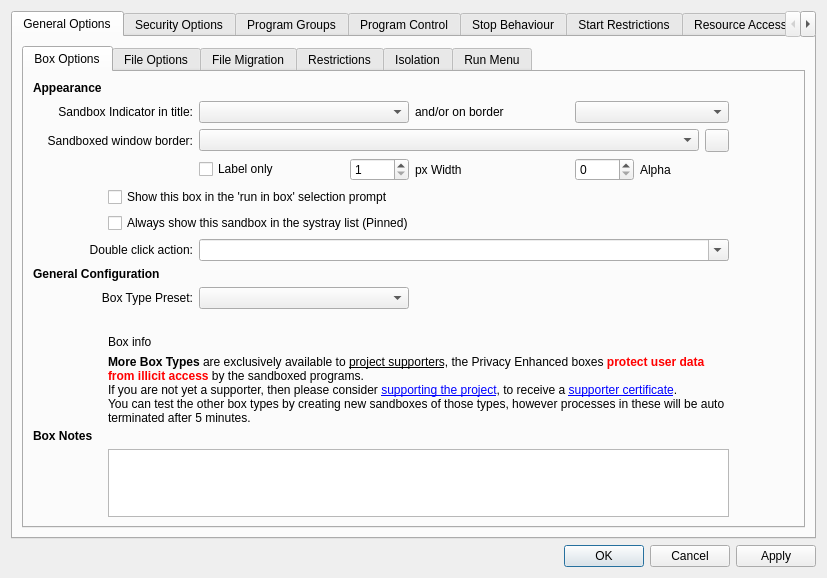
The window that SandboxiePlus/SandMan/Forms/OptionsWindow.ui (sandboxie-plus/Sandboxie) describes before a commit, drawn with Qt 5.
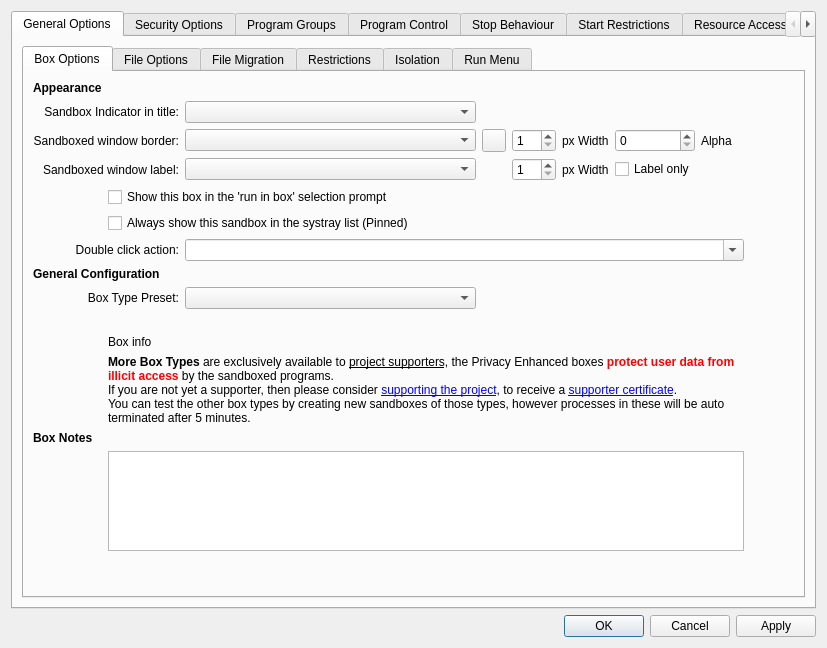
The same window after the commit. The open tabs and pages were chosen to show the change.

Commit message: Add label width and taskbar exclusion for borders

```diff
--- a/SandboxiePlus/SandMan/Forms/OptionsWindow.ui
+++ b/SandboxiePlus/SandMan/Forms/OptionsWindow.ui
@@ -7,7 +7,7 @@
     <x>0</x>
     <y>0</y>
     <width>818</width>
-    <height>578</height>
+    <height>648</height>
    </rect>
   </property>
   <property name="sizePolicy">
@@ -64,14 +64,112 @@
             <layout class="QGridLayout" name="gridLayout_27">
              <item row="0" column="0">
               <layout class="QGridLayout" name="gridLayout_8">
-               <item row="2" column="10">
+               <item row="1" column="16">
+                <widget class="QLabel" name="label_77">
+                 <property name="text">
+                  <string/>
+                 </property>
+                </widget>
+               </item>
+               <item row="8" column="0" colspan="3">
+                <widget class="QLabel" name="label_57">
+                 <property name="text">
+                  <string>Box Type Preset:</string>
+                 </property>
+                 <property name="alignment">
+                  <set>Qt::AlignmentFlag::AlignRight|Qt::AlignmentFlag::AlignTrailing|Qt::AlignmentFlag::AlignVCenter</set>
+                 </property>
+                 <property name="buddy">
+                  <cstring>cmbBoxType</cstring>
+                 </property>
+                </widget>
+               </item>
+               <item row="11" column="1" colspan="13">
+                <widget class="QLabel" name="lblSupportCert">
+                 <property name="text">
+                  <string>&lt;b&gt;More Box Types&lt;/b&gt; are exclusively available to &lt;u&gt;project supporters&lt;/u&gt;, the Privacy Enhanced boxes &lt;b&gt;&lt;font color='red'&gt;protect user data from illicit access&lt;/font&gt;&lt;/b&gt; by the sandboxed programs.&lt;br /&gt;If you are not yet a supporter, then please consider &lt;a href=&quot;https://sandboxie-plus.com/go.php?to=sbie-get-cert&quot;&gt;supporting the project&lt;/a&gt;, to receive a &lt;a href=&quot;https://sandboxie-plus.com/go.php?to=sbie-cert&quot;&gt;supporter certificate&lt;/a&gt;.&lt;br /&gt;You can test the other box types by creating new sandboxes of those types, however processes in these will be auto terminated after 5 minutes.</string>
+                 </property>
+                 <property name="textFormat">
+                  <enum>Qt::TextFormat::RichText</enum>
+                 </property>
+                 <property name="wordWrap">
+                  <bool>true</bool>
+                 </property>
+                 <property name="openExternalLinks">
+                  <bool>true</bool>
+                 </property>
+                </widget>
+               </item>
+               <item row="0" column="1">
+                <widget class="QLabel" name="label_30">
+                 <property name="sizePolicy">
+                  <sizepolicy hsizetype="Minimum" vsizetype="Minimum">
+                   <horstretch>0</horstretch>
+                   <verstretch>0</verstretch>
+                  </sizepolicy>
+                 </property>
+                 <property name="maximumSize">
+                  <size>
+                   <width>16</width>
+                   <height>16777215</height>
+                  </size>
+                 </property>
+                 <property name="text">
+                  <string/>
+                 </property>
+                </widget>
+               </item>
+               <item row="3" column="3" colspan="6">
+                <widget class="QComboBox" name="cmbBoxBorderText"/>
+               </item>
+               <item row="14" column="2" colspan="5">
+                <spacer name="horizontalSpacer_2">
+                 <property name="orientation">
+                  <enum>Qt::Orientation::Horizontal</enum>
+                 </property>
+                 <property name="sizeHint" stdset="0">
+                  <size>
+                   <width>40</width>
+                   <height>0</height>
+                  </size>
+                 </property>
+                </spacer>
+               </item>
+               <item row="13" column="1" colspan="13">
+                <widget class="QPlainTextEdit" name="txtNotes">
+                 <property name="maximumSize">
+                  <size>
+                   <width>16777215</width>
+                   <height>100</height>
+                  </size>
+                 </property>
+                </widget>
+               </item>
+               <item row="3" column="0" colspan="3">
+                <widget class="QLabel" name="label_76">
+                 <property name="text">
+                  <string>Sandboxed window label:</string>
+                 </property>
+                 <property name="alignment">
+                  <set>Qt::AlignmentFlag::AlignRight|Qt::AlignmentFlag::AlignTrailing|Qt::AlignmentFlag::AlignVCenter</set>
+                 </property>
+                </widget>
+               </item>
+               <item row="4" column="1" colspan="13">
+                <widget class="QCheckBox" name="chkShowForRun">
+                 <property name="text">
+                  <string>Show this box in the 'run in box' selection prompt</string>
+                 </property>
+                </widget>
+               </item>
+               <item row="2" column="9">
                 <widget class="QToolButton" name="btnBorderColor">
                  <property name="text">
                   <string/>
                  </property>
                 </widget>
                </item>
-               <item row="3" column="6">
+               <item row="2" column="11">
                 <widget class="QLabel" name="label_14">
                  <property name="text">
                   <string>px Width</string>
@@ -84,18 +182,9 @@
                  </property>
                 </widget>
                </item>
-               <item row="11" column="1" colspan="10">
-                <widget class="QLabel" name="lblSupportCert">
-                 <property name="text">
-                  <string>&lt;b&gt;More Box Types&lt;/b&gt; are exclusively available to &lt;u&gt;project supporters&lt;/u&gt;, the Privacy Enhanced boxes &lt;b&gt;&lt;font color='red'&gt;protect user data from illicit access&lt;/font&gt;&lt;/b&gt; by the sandboxed programs.&lt;br /&gt;If you are not yet a supporter, then please consider &lt;a href=&quot;https://sandboxie-plus.com/go.php?to=sbie-get-cert&quot;&gt;supporting the project&lt;/a&gt;, to receive a &lt;a href=&quot;https://sandboxie-plus.com/go.php?to=sbie-cert&quot;&gt;supporter certificate&lt;/a&gt;.&lt;br /&gt;You can test the other box types by creating new sandboxes of those types, however processes in these will be auto terminated after 5 minutes.</string>
-                 </property>
-                 <property name="textFormat">
-                  <enum>Qt::TextFormat::RichText</enum>
-                 </property>
-                 <property name="wordWrap">
-                  <bool>true</bool>
-                 </property>
-                 <property name="openExternalLinks">
+               <item row="6" column="3" colspan="11">
+                <widget class="QComboBox" name="cmbDblClick">
+                 <property name="editable">
                   <bool>true</bool>
                  </property>
                 </widget>
@@ -113,82 +202,17 @@
                  </property>
                 </widget>
                </item>
-               <item row="10" column="1" colspan="10">
-                <widget class="QLabel" name="lblBoxInfo">
-                 <property name="text">
-                  <string>Box info</string>
-                 </property>
-                 <property name="textFormat">
-                  <enum>Qt::TextFormat::AutoText</enum>
-                 </property>
-                 <property name="wordWrap">
-                  <bool>true</bool>
-                 </property>
-                 <property name="openExternalLinks">
-                  <bool>true</bool>
-                 </property>
-                </widget>
-               </item>
-               <item row="3" column="4">
-                <spacer name="horizontalSpacer_26">
-                 <property name="orientation">
-                  <enum>Qt::Orientation::Horizontal</enum>
-                 </property>
-                 <property name="sizeType">
-                  <enum>QSizePolicy::Policy::Minimum</enum>
-                 </property>
-                 <property name="sizeHint" stdset="0">
-                  <size>
-                   <width>40</width>
-                   <height>20</height>
-                  </size>
-                 </property>
-                </spacer>
-               </item>
-               <item row="6" column="3" colspan="8">
-                <widget class="QComboBox" name="cmbDblClick">
-                 <property name="editable">
-                  <bool>true</bool>
-                 </property>
-                </widget>
-               </item>
-               <item row="0" column="0">
-                <widget class="QLabel" name="lblAppearance">
-                 <property name="font">
-                  <font>
-                   <bold>true</bold>
-                   <kerning>true</kerning>
-                  </font>
-                 </property>
-                 <property name="text">
-                  <string>Appearance</string>
-                 </property>
-                </widget>
-               </item>
-               <item row="3" column="5">
-                <widget class="QSpinBox" name="spinBorderWidth">
-                 <property name="minimum">
-                  <number>1</number>
-                 </property>
-                 <property name="maximum">
-                  <number>10</number>
-                 </property>
-                 <property name="value">
-                  <number>1</number>
-                 </property>
-                </widget>
-               </item>
-               <item row="5" column="1" colspan="10">
+               <item row="5" column="1" colspan="13">
                 <widget class="QCheckBox" name="chkPinToTray">
                  <property name="text">
                   <string>Always show this sandbox in the systray list (Pinned)</string>
                  </property>
                 </widget>
                </item>
-               <item row="1" column="11">
-                <widget class="QLabel" name="label_77">
+               <item row="3" column="11">
+                <widget class="QLabel" name="label_78">
                  <property name="text">
-                  <string/>
+                  <string>px Width</string>
                  </property>
                 </widget>
                </item>
@@ -218,19 +242,45 @@
                  </property>
                 </widget>
                </item>
-               <item row="1" column="3" colspan="3">
+               <item row="2" column="10">
+                <widget class="QSpinBox" name="spinBorderWidth">
+                 <property name="minimum">
+                  <number>1</number>
+                 </property>
+                 <property name="maximum">
+                  <number>10</number>
+                 </property>
+                </widget>
+               </item>
+               <item row="0" column="0">
+                <widget class="QLabel" name="lblAppearance">
+                 <property name="font">
+                  <font>
+                   <bold>true</bold>
+                   <kerning>true</kerning>
+                  </font>
+                 </property>
+                 <property name="text">
+                  <string>Appearance</string>
+                 </property>
+                </widget>
+               </item>
+               <item row="1" column="0" colspan="3">
+                <widget class="QLabel" name="label_20">
+                 <property name="text">
+                  <string>Sandbox Indicator in title:</string>
+                 </property>
+                 <property name="alignment">
+                  <set>Qt::AlignmentFlag::AlignRight|Qt::AlignmentFlag::AlignTrailing|Qt::AlignmentFlag::AlignVCenter</set>
+                 </property>
+                 <property name="buddy">
+                  <cstring>cmbBoxIndicator</cstring>
+                 </property>
+                </widget>
+               </item>
+               <item row="1" column="3" colspan="6">
                 <widget class="QComboBox" name="cmbBoxIndicator"/>
                </item>
-               <item row="1" column="6">
-                <widget class="QLabel" name="label_76">
-                 <property name="text">
-                  <string>and/or on border</string>
-                 </property>
-                </widget>
-               </item>
-               <item row="1" column="8" colspan="3">
-                <widget class="QComboBox" name="cmbBoxBorderText"/>
-               </item>
                <item row="6" column="0" colspan="3">
                 <widget class="QLabel" name="label_70">
                  <property name="text">
@@ -244,13 +294,46 @@
                  </property>
                 </widget>
                </item>
-               <item row="3" column="8">
+               <item row="2" column="12">
                 <widget class="QSpinBox" name="spinBorderAlpha">
                  <property name="maximum">
                   <number>255</number>
                  </property>
                 </widget>
                </item>
+               <item row="2" column="13">
+                <widget class="QLabel" name="label_75">
+                 <property name="text">
+                  <string>Alpha</string>
+                 </property>
+                 <property name="buddy">
+                  <cstring>spinBorderAlpha</cstring>
+                 </property>
+                </widget>
+               </item>
+               <item row="3" column="10">
+                <widget class="QSpinBox" name="spinLabelWidth">
+                 <property name="minimum">
+                  <number>1</number>
+                 </property>
+                 <property name="maximum">
+                  <number>20</number>
+                 </property>
+                </widget>
+               </item>
+               <item row="14" column="1">
+                <spacer name="verticalSpacer_17">
+                 <property name="orientation">
+                  <enum>Qt::Orientation::Vertical</enum>
+                 </property>
+                 <property name="sizeHint" stdset="0">
+                  <size>
+                   <width>20</width>
+                   <height>0</height>
+                  </size>
+                 </property>
+                </spacer>
+               </item>
                <item row="7" column="0" colspan="3">
                 <widget class="QLabel" name="lblBoxType">
                  <property name="font">
@@ -264,30 +347,33 @@
                  </property>
                 </widget>
                </item>
-               <item row="9" column="1" colspan="10">
+               <item row="2" column="3" colspan="6">
+                <widget class="QComboBox" name="cmbBoxBorder"/>
+               </item>
+               <item row="9" column="1" colspan="13">
                 <widget class="QLabel" name="label_58">
                  <property name="text">
                   <string/>
                  </property>
                 </widget>
                </item>
-               <item row="8" column="3" colspan="3">
-                <widget class="QComboBox" name="cmbBoxType"/>
-               </item>
-               <item row="8" column="0" colspan="3">
-                <widget class="QLabel" name="label_57">
+               <item row="10" column="1" colspan="13">
+                <widget class="QLabel" name="lblBoxInfo">
                  <property name="text">
-                  <string>Box Type Preset:</string>
+                  <string>Box info</string>
                  </property>
-                 <property name="alignment">
-                  <set>Qt::AlignmentFlag::AlignRight|Qt::AlignmentFlag::AlignTrailing|Qt::AlignmentFlag::AlignVCenter</set>
+                 <property name="textFormat">
+                  <enum>Qt::TextFormat::AutoText</enum>
                  </property>
-                 <property name="buddy">
-                  <cstring>cmbBoxType</cstring>
+                 <property name="wordWrap">
+                  <bool>true</bool>
+                 </property>
+                 <property name="openExternalLinks">
+                  <bool>true</bool>
                  </property>
                 </widget>
                </item>
-               <item row="3" column="3">
+               <item row="3" column="12">
                 <widget class="QCheckBox" name="chkBorderLabelOnly">
                  <property name="toolTip">
                   <string>When checked, hides the colored border frame and shows only the sandbox name or alias as a label. Requires the label option to be enabled.</string>
@@ -297,96 +383,8 @@
                  </property>
                 </widget>
                </item>
-               <item row="3" column="9">
-                <widget class="QLabel" name="label_75">
-                 <property name="text">
-                  <string>Alpha</string>
-                 </property>
-                 <property name="buddy">
-                  <cstring>spinBorderAlpha</cstring>
-                 </property>
-                </widget>
-               </item>
-               <item row="2" column="3" colspan="7">
-                <widget class="QComboBox" name="cmbBoxBorder"/>
-               </item>
-               <item row="0" column="1">
-                <widget class="QLabel" name="label_30">
-                 <property name="sizePolicy">
-                  <sizepolicy hsizetype="Minimum" vsizetype="Minimum">
-                   <horstretch>0</horstretch>
-                   <verstretch>0</verstretch>
-                  </sizepolicy>
-                 </property>
-                 <property name="maximumSize">
-                  <size>
-                   <width>16</width>
-                   <height>16777215</height>
-                  </size>
-                 </property>
-                 <property name="text">
-                  <string/>
-                 </property>
-                </widget>
-               </item>
-               <item row="4" column="1" colspan="10">
-                <widget class="QCheckBox" name="chkShowForRun">
-                 <property name="text">
-                  <string>Show this box in the 'run in box' selection prompt</string>
-                 </property>
-                </widget>
-               </item>
-               <item row="14" column="2" colspan="8">
-                <spacer name="horizontalSpacer_2">
-                 <property name="orientation">
-                  <enum>Qt::Orientation::Horizontal</enum>
-                 </property>
-                 <property name="sizeHint" stdset="0">
-                  <size>
-                   <width>40</width>
-                   <height>0</height>
-                  </size>
-                 </property>
-                </spacer>
-               </item>
-               <item row="13" column="1" colspan="10">
-                <widget class="QPlainTextEdit" name="txtNotes">
-                 <property name="maximumSize">
-                  <size>
-                   <width>16777215</width>
-                   <height>100</height>
-                  </size>
-                 </property>
-                </widget>
-               </item>
-               <item row="1" column="0" colspan="3">
-                <widget class="QLabel" name="label_20">
-                 <property name="text">
-                  <string>Sandbox Indicator in title:</string>
-                 </property>
-                 <property name="alignment">
-                  <set>Qt::AlignmentFlag::AlignRight|Qt::AlignmentFlag::AlignTrailing|Qt::AlignmentFlag::AlignVCenter</set>
-                 </property>
-                 <property name="buddy">
-                  <cstring>cmbBoxIndicator</cstring>
-                 </property>
-                </widget>
-               </item>
-               <item row="3" column="7">
-                <spacer name="horizontalSpacer_27">
-                 <property name="orientation">
-                  <enum>Qt::Orientation::Horizontal</enum>
-                 </property>
-                 <property name="sizeType">
-                  <enum>QSizePolicy::Policy::Minimum</enum>
-                 </property>
-                 <property name="sizeHint" stdset="0">
-                  <size>
-                   <width>40</width>
-                   <height>20</height>
-                  </size>
-                 </property>
-                </spacer>
+               <item row="8" column="3" colspan="6">
+                <widget class="QComboBox" name="cmbBoxType"/>
                </item>
               </layout>
              </item>
```
Left out of the diff: 17 changed lines with no effect on the pictures. The commit also changes 4 other files.
